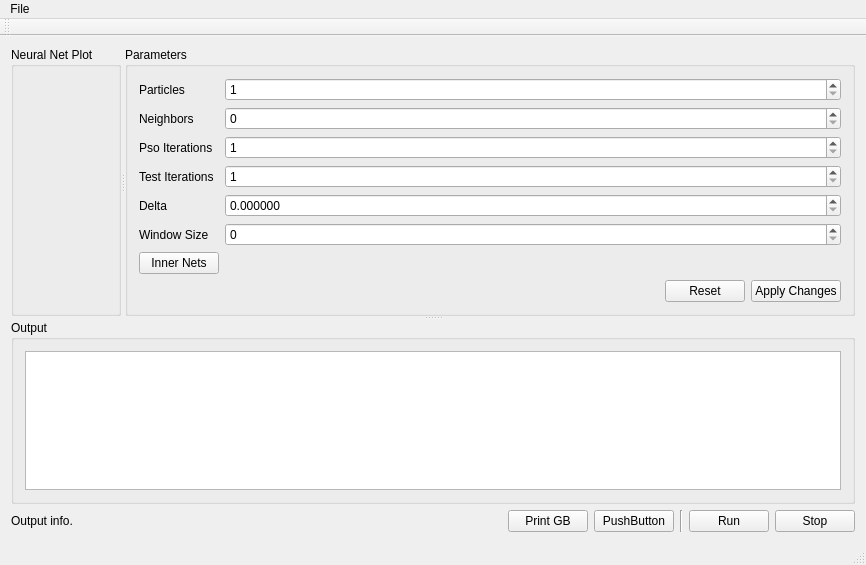
wboler05/pso_neural_net, file frontend/mainwindow.ui: the form before one commit.
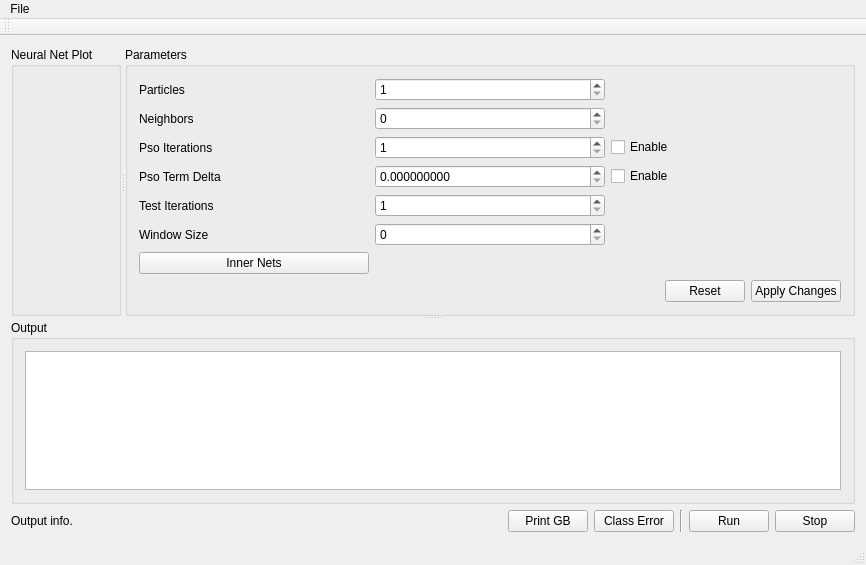
The form after the commit. Custom widgets are drawn as their Qt base class.

The edit to the form file:
```diff
--- a/frontend/mainwindow.ui
+++ b/frontend/mainwindow.ui
@@ -40,7 +40,7 @@
         </property>
         <layout class="QVBoxLayout" name="verticalLayout_3">
          <item>
-          <layout class="QFormLayout" name="formLayout">
+          <layout class="QGridLayout" name="gridLayout">
            <item row="0" column="0">
             <widget class="QLabel" name="label">
              <property name="text">
@@ -85,18 +85,49 @@
               <number>1</number>
              </property>
              <property name="maximum">
-              <number>10000</number>
+              <number>1000000</number>
+             </property>
+            </widget>
+           </item>
+           <item row="2" column="2">
+            <widget class="QCheckBox" name="enableIteration_cb">
+             <property name="text">
+              <string>Enable</string>
              </property>
             </widget>
            </item>
            <item row="3" column="0">
+            <widget class="QLabel" name="label_5">
+             <property name="text">
+              <string>Pso Term Delta</string>
+             </property>
+            </widget>
+           </item>
+           <item row="3" column="1">
+            <widget class="QDoubleSpinBox" name="delta_dsb">
+             <property name="decimals">
+              <number>9</number>
+             </property>
+             <property name="maximum">
+              <double>10000.000000000000000</double>
+             </property>
+            </widget>
+           </item>
+           <item row="3" column="2">
+            <widget class="QCheckBox" name="enableDelta_cb">
+             <property name="text">
+              <string>Enable</string>
+             </property>
+            </widget>
+           </item>
+           <item row="4" column="0">
             <widget class="QLabel" name="label_4">
              <property name="text">
               <string>Test Iterations</string>
              </property>
             </widget>
            </item>
-           <item row="3" column="1">
+           <item row="4" column="1">
             <widget class="QSpinBox" name="testIt_sb">
              <property name="minimum">
               <number>1</number>
@@ -106,20 +137,6 @@
              </property>
             </widget>
            </item>
-           <item row="6" column="0">
-            <widget class="QPushButton" name="innerNet_btn">
-             <property name="text">
-              <string>Inner Nets</string>
-             </property>
-            </widget>
-           </item>
-           <item row="4" column="0">
-            <widget class="QLabel" name="label_5">
-             <property name="text">
-              <string>Delta</string>
-             </property>
-            </widget>
-           </item>
            <item row="5" column="0">
             <widget class="QLabel" name="label_6">
              <property name="text">
@@ -127,16 +144,6 @@
              </property>
             </widget>
            </item>
-           <item row="4" column="1">
-            <widget class="QDoubleSpinBox" name="delta_dsb">
-             <property name="decimals">
-              <number>6</number>
-             </property>
-             <property name="maximum">
-              <double>10000.000000000000000</double>
-             </property>
-            </widget>
-           </item>
            <item row="5" column="1">
             <widget class="QSpinBox" name="window_sb">
              <property name="maximum">
@@ -144,8 +151,28 @@
              </property>
             </widget>
            </item>
+           <item row="6" column="0">
+            <widget class="QPushButton" name="innerNet_btn">
+             <property name="text">
+              <string>Inner Nets</string>
+             </property>
+            </widget>
+           </item>
           </layout>
          </item>
+         <item>
+          <spacer name="verticalSpacer">
+           <property name="orientation">
+            <enum>Qt::Vertical</enum>
+           </property>
+           <property name="sizeHint" stdset="0">
+            <size>
+             <width>20</width>
+             <height>40</height>
+            </size>
+           </property>
+          </spacer>
+         </item>
          <item>
           <layout class="QHBoxLayout" name="horizontalLayout_2">
            <item>
@@ -230,7 +257,7 @@
       <item>
        <widget class="QPushButton" name="pushButton">
         <property name="text">
-         <string>PushButton</string>
+         <string>Class Error</string>
         </property>
        </widget>
       </item>
```
Left out of the diff: 2 changed lines with no effect on the pictures.
